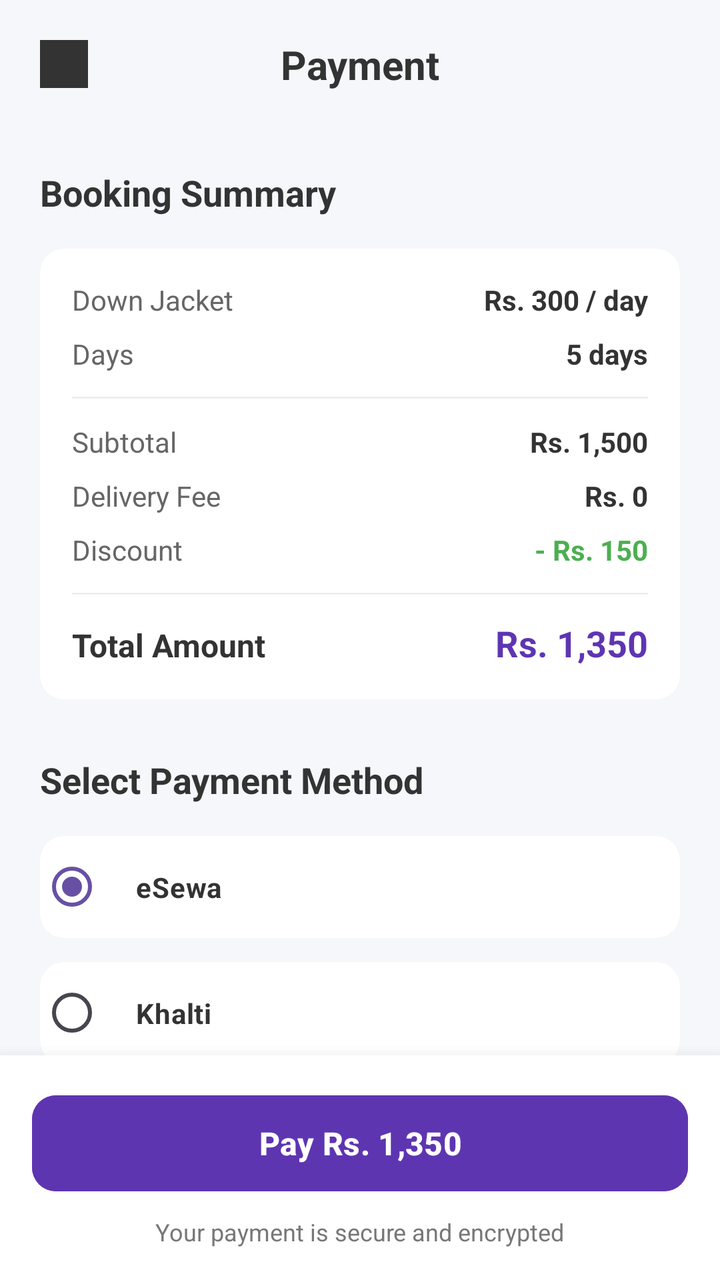
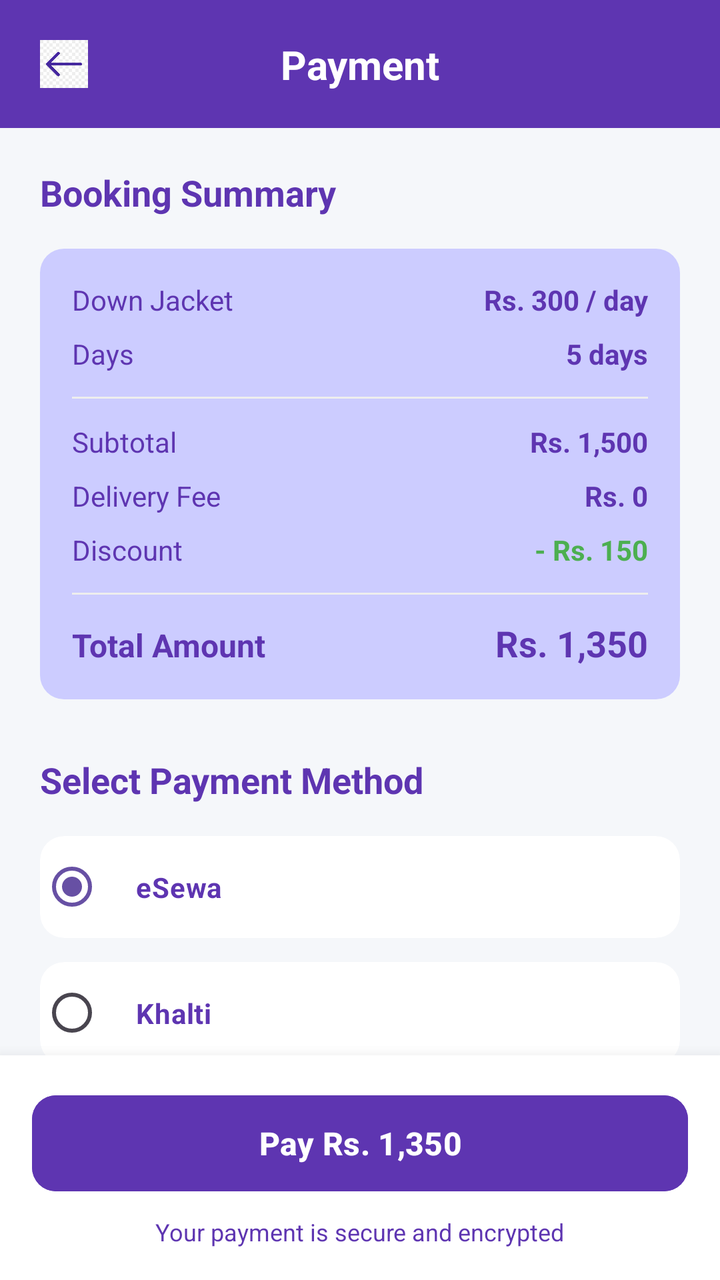

The first picture is an Android layout as it rendered before a commit; the second is the same layout after the commit. The layout source and the unified diff follow.
<!-- AndroidManifest.xml: application theme Theme.TrekMateNepal -->
<!-- res/layout/activity_payment.xml -->
<?xml version="1.0" encoding="utf-8"?>
<androidx.constraintlayout.widget.ConstraintLayout xmlns:android="http://schemas.android.com/apk/res/android"
    xmlns:app="http://schemas.android.com/apk/res-auto"
    xmlns:tools="http://schemas.android.com/tools"
    android:layout_width="match_parent"
    android:layout_height="match_parent"
    android:background="#F5F7FA">

    
    <androidx.constraintlayout.widget.ConstraintLayout
        android:id="@+id/headerLayout"
        android:layout_width="match_parent"
        android:layout_height="wrap_content"
        android:padding="16dp"
        app:layout_constraintTop_toTopOf="parent">

        <ImageView
            android:id="@+id/btnBack"
            android:layout_width="32dp"
            android:layout_height="32dp"
            android:padding="4dp"
            android:src="@drawable/ic_back"
            app:layout_constraintBottom_toBottomOf="parent"
            app:layout_constraintStart_toStartOf="parent"
            app:layout_constraintTop_toTopOf="parent"
            app:tint="#333333" />

        <TextView
            android:layout_width="wrap_content"
            android:layout_height="wrap_content"
            android:text="Payment"
            android:textColor="#333333"
            android:textSize="20sp"
            android:textStyle="bold"
            app:layout_constraintBottom_toBottomOf="parent"
            app:layout_constraintEnd_toEndOf="parent"
            app:layout_constraintStart_toStartOf="parent"
            app:layout_constraintTop_toTopOf="parent" />

    </androidx.constraintlayout.widget.ConstraintLayout>

    <androidx.core.widget.NestedScrollView
        android:layout_width="match_parent"
        android:layout_height="0dp"
        android:fillViewport="true"
        app:layout_constraintBottom_toTopOf="@id/bottomLayout"
        app:layout_constraintTop_toBottomOf="@id/headerLayout">

        <LinearLayout
            android:layout_width="match_parent"
            android:layout_height="wrap_content"
            android:orientation="vertical"
            android:padding="20dp">

            
            <TextView
                android:layout_width="wrap_content"
                android:layout_height="wrap_content"
                android:text="Booking Summary"
                android:textColor="#333333"
                android:textSize="18sp"
                android:textStyle="bold" />

            <androidx.cardview.widget.CardView
                android:layout_width="match_parent"
                android:layout_height="wrap_content"
                android:layout_marginTop="16dp"
                app:cardCornerRadius="12dp"
                app:cardElevation="0dp">

                <LinearLayout
                    android:layout_width="match_parent"
                    android:layout_height="wrap_content"
                    android:orientation="vertical"
                    android:padding="16dp">

                    <LinearLayout
                        android:layout_width="match_parent"
                        android:layout_height="wrap_content"
                        android:orientation="horizontal">
                        <TextView
                            android:layout_width="0dp"
                            android:layout_height="wrap_content"
                            android:layout_weight="1"
                            android:text="Down Jacket"
                            android:textColor="#666666" />
                        <TextView
                            android:layout_width="wrap_content"
                            android:layout_height="wrap_content"
                            android:text="Rs. 300 / day"
                            android:textColor="#333333"
                            android:textStyle="bold" />
                    </LinearLayout>

                    <LinearLayout
                        android:layout_width="match_parent"
                        android:layout_height="wrap_content"
                        android:layout_marginTop="8dp"
                        android:orientation="horizontal">
                        <TextView
                            android:layout_width="0dp"
                            android:layout_height="wrap_content"
                            android:layout_weight="1"
                            android:text="Days"
                            android:textColor="#666666" />
                        <TextView
                            android:layout_width="wrap_content"
                            android:layout_height="wrap_content"
                            android:text="5 days"
                            android:textColor="#333333"
                            android:textStyle="bold" />
                    </LinearLayout>

                    <View
                        android:layout_width="match_parent"
                        android:layout_height="1dp"
                        android:layout_marginVertical="12dp"
                        android:background="#EEEEEE" />

                    <LinearLayout
                        android:layout_width="match_parent"
                        android:layout_height="wrap_content"
                        android:orientation="horizontal">
                        <TextView
                            android:layout_width="0dp"
                            android:layout_height="wrap_content"
                            android:layout_weight="1"
                            android:text="Subtotal"
                            android:textColor="#666666" />
                        <TextView
                            android:layout_width="wrap_content"
                            android:layout_height="wrap_content"
                            android:text="Rs. 1,500"
                            android:textColor="#333333"
                            android:textStyle="bold" />
                    </LinearLayout>

                    <LinearLayout
                        android:layout_width="match_parent"
                        android:layout_height="wrap_content"
                        android:layout_marginTop="8dp"
                        android:orientation="horizontal">
                        <TextView
                            android:layout_width="0dp"
                            android:layout_height="wrap_content"
                            android:layout_weight="1"
                            android:text="Delivery Fee"
                            android:textColor="#666666" />
                        <TextView
                            android:layout_width="wrap_content"
                            android:layout_height="wrap_content"
                            android:text="Rs. 0"
                            android:textColor="#333333"
                            android:textStyle="bold" />
                    </LinearLayout>

                    <LinearLayout
                        android:layout_width="match_parent"
                        android:layout_height="wrap_content"
                        android:layout_marginTop="8dp"
                        android:orientation="horizontal">
                        <TextView
                            android:layout_width="0dp"
                            android:layout_height="wrap_content"
                            android:layout_weight="1"
                            android:text="Discount"
                            android:textColor="#666666" />
                        <TextView
                            android:layout_width="wrap_content"
                            android:layout_height="wrap_content"
                            android:text="- Rs. 150"
                            android:textColor="#4CAF50"
                            android:textStyle="bold" />
                    </LinearLayout>

                    <View
                        android:layout_width="match_parent"
                        android:layout_height="1dp"
                        android:layout_marginVertical="12dp"
                        android:background="#EEEEEE" />

                    <LinearLayout
                        android:layout_width="match_parent"
                        android:layout_height="wrap_content"
                        android:orientation="horizontal">
                        <TextView
                            android:layout_width="0dp"
                            android:layout_height="wrap_content"
                            android:layout_weight="1"
                            android:text="Total Amount"
                            android:textColor="#333333"
                            android:textSize="16sp"
                            android:textStyle="bold" />
                        <TextView
                            android:layout_width="wrap_content"
                            android:layout_height="wrap_content"
                            android:text="Rs. 1,350"
                            android:textColor="#5E35B1"
                            android:textSize="18sp"
                            android:textStyle="bold" />
                    </LinearLayout>

                </LinearLayout>

            </androidx.cardview.widget.CardView>

            
            <TextView
                android:layout_width="wrap_content"
                android:layout_height="wrap_content"
                android:layout_marginTop="28dp"
                android:text="Select Payment Method"
                android:textColor="#333333"
                android:textSize="18sp"
                android:textStyle="bold" />

            <RadioGroup
                android:id="@+id/radioGroupPayment"
                android:layout_width="match_parent"
                android:layout_height="wrap_content"
                android:layout_marginTop="16dp">

                
                <androidx.cardview.widget.CardView
                    android:layout_width="match_parent"
                    android:layout_height="wrap_content"
                    android:layout_marginBottom="12dp"
                    app:cardCornerRadius="12dp"
                    app:cardElevation="0dp">
                    <RadioButton
                        android:id="@+id/radioEsewa"
                        android:layout_width="match_parent"
                        android:layout_height="wrap_content"
                        android:padding="16dp"
                        android:checked="true"
                        android:buttonTint="#5E35B1"
                        android:text="eSewa"
                        android:textColor="#333333"
                        android:textStyle="bold" />
                </androidx.cardview.widget.CardView>

                
                <androidx.cardview.widget.CardView
                    android:layout_width="match_parent"
                    android:layout_height="wrap_content"
                    android:layout_marginBottom="12dp"
                    app:cardCornerRadius="12dp"
                    app:cardElevation="0dp">
                    <RadioButton
                        android:id="@+id/radioKhalti"
                        android:layout_width="match_parent"
                        android:layout_height="wrap_content"
                        android:padding="16dp"
                        android:buttonTint="#5E35B1"
                        android:text="Khalti"
                        android:textColor="#333333"
                        android:textStyle="bold" />
                </androidx.cardview.widget.CardView>

                
                <androidx.cardview.widget.CardView
                    android:layout_width="match_parent"
                    android:layout_height="wrap_content"
                    android:layout_marginBottom="12dp"
                    app:cardCornerRadius="12dp"
                    app:cardElevation="0dp">
                    <RadioButton
                        android:id="@+id/radioCard"
                        android:layout_width="match_parent"
                        android:layout_height="wrap_content"
                        android:padding="16dp"
                        android:buttonTint="#5E35B1"
                        android:text="Card (Visa, MasterCard)"
                        android:textColor="#333333"
                        android:textStyle="bold" />
                </androidx.cardview.widget.CardView>

                
                <androidx.cardview.widget.CardView
                    android:layout_width="match_parent"
                    android:layout_height="wrap_content"
                    android:layout_marginBottom="12dp"
                    app:cardCornerRadius="12dp"
                    app:cardElevation="0dp">
                    <RadioButton
                        android:id="@+id/radioCod"
                        android:layout_width="match_parent"
                        android:layout_height="wrap_content"
                        android:padding="16dp"
                        android:buttonTint="#5E35B1"
                        android:text="Cash on Delivery"
                        android:textColor="#333333"
                        android:textStyle="bold" />
                </androidx.cardview.widget.CardView>

            </RadioGroup>

        </LinearLayout>
    </androidx.core.widget.NestedScrollView>

    <LinearLayout
        android:id="@+id/bottomLayout"
        android:layout_width="match_parent"
        android:layout_height="wrap_content"
        android:background="#FFFFFF"
        android:elevation="12dp"
        android:orientation="vertical"
        android:padding="16dp"
        app:layout_constraintBottom_toBottomOf="parent">

        <Button
            android:id="@+id/btnPay"
            android:layout_width="match_parent"
            android:layout_height="56dp"
            android:backgroundTint="#5E35B1"
            android:text="Pay Rs. 1,350"
            android:textAllCaps="false"
            android:textColor="#FFFFFF"
            android:textSize="16sp"
            android:textStyle="bold"
            app:cornerRadius="12dp" />

        <TextView
            android:layout_width="wrap_content"
            android:layout_height="wrap_content"
            android:layout_gravity="center"
            android:layout_marginTop="8dp"
            android:text="Your payment is secure and encrypted"
            android:textColor="#777777"
            android:textSize="12sp" />
    </LinearLayout>

</androidx.constraintlayout.widget.ConstraintLayout>
<!-- resources referenced by this layout -->
<resources>
  <!-- drawable ic_back: jpg bitmap (drawable, 5060 bytes) -->
  <style name="Theme.TrekMateNepal" parent="Base.Theme.TrekMateNepal" />
  <style name="Base.Theme.TrekMateNepal" parent="Theme.Material3.DayNight.NoActionBar">
          
          
      </style>
</resources>

<!-- the commit's change to res/layout/activity_payment.xml (unified diff, before → after) -->
@@ -11,6 +11,7 @@
         android:id="@+id/headerLayout"
         android:layout_width="match_parent"
         android:layout_height="wrap_content"
+        android:background="@color/purple_primary"
         android:padding="16dp"
         app:layout_constraintTop_toTopOf="parent">
 
@@ -23,13 +24,13 @@
             app:layout_constraintBottom_toBottomOf="parent"
             app:layout_constraintStart_toStartOf="parent"
             app:layout_constraintTop_toTopOf="parent"
-            app:tint="#333333" />
+             />
 
         <TextView
             android:layout_width="wrap_content"
             android:layout_height="wrap_content"
             android:text="Payment"
-            android:textColor="#333333"
+            android:textColor="@color/white"
             android:textSize="20sp"
             android:textStyle="bold"
             app:layout_constraintBottom_toBottomOf="parent"
@@ -57,7 +58,7 @@
                 android:layout_width="wrap_content"
                 android:layout_height="wrap_content"
                 android:text="Booking Summary"
-                android:textColor="#333333"
+                android:textColor="@color/purple_primary"
                 android:textSize="18sp"
                 android:textStyle="bold" />
 
@@ -72,6 +73,7 @@
                     android:layout_width="match_parent"
                     android:layout_height="wrap_content"
                     android:orientation="vertical"
+                    android:background="@color/lightpurple"
                     android:padding="16dp">
 
                     <LinearLayout
@@ -83,12 +85,12 @@
                             android:layout_height="wrap_content"
                             android:layout_weight="1"
                             android:text="Down Jacket"
-                            android:textColor="#666666" />
+                            android:textColor="@color/purple_primary" />
                         <TextView
                             android:layout_width="wrap_content"
                             android:layout_height="wrap_content"
                             android:text="Rs. 300 / day"
-                            android:textColor="#333333"
+                            android:textColor="@color/purple_primary"
                             android:textStyle="bold" />
                     </LinearLayout>
 
@@ -102,12 +104,12 @@
                             android:layout_height="wrap_content"
                             android:layout_weight="1"
                             android:text="Days"
-                            android:textColor="#666666" />
+                            android:textColor="@color/purple_primary" />
                         <TextView
                             android:layout_width="wrap_content"
                             android:layout_height="wrap_content"
                             android:text="5 days"
-                            android:textColor="#333333"
+                            android:textColor="@color/purple_primary"
                             android:textStyle="bold" />
                     </LinearLayout>
 
@@ -126,12 +128,12 @@
                             android:layout_height="wrap_content"
                             android:layout_weight="1"
                             android:text="Subtotal"
-                            android:textColor="#666666" />
+                            android:textColor="@color/purple_primary" />
                         <TextView
                             android:layout_width="wrap_content"
                             android:layout_height="wrap_content"
                             android:text="Rs. 1,500"
-                            android:textColor="#333333"
+                            android:textColor="@color/purple_primary"
                             android:textStyle="bold" />
                     </LinearLayout>
 
@@ -145,12 +147,12 @@
                             android:layout_height="wrap_content"
                             android:layout_weight="1"
                             android:text="Delivery Fee"
-                            android:textColor="#666666" />
+                            android:textColor="@color/purple_primary" />
                         <TextView
                             android:layout_width="wrap_content"
                             android:layout_height="wrap_content"
                             android:text="Rs. 0"
-                            android:textColor="#333333"
+                            android:textColor="@color/purple_primary"
                             android:textStyle="bold" />
                     </LinearLayout>
 
@@ -164,7 +166,7 @@
                             android:layout_height="wrap_content"
                             android:layout_weight="1"
                             android:text="Discount"
-                            android:textColor="#666666" />
+                            android:textColor="@color/purple_primary" />
                         <TextView
                             android:layout_width="wrap_content"
                             android:layout_height="wrap_content"
@@ -188,14 +190,14 @@
                             android:layout_height="wrap_content"
                             android:layout_weight="1"
                             android:text="Total Amount"
-                            android:textColor="#333333"
+                            android:textColor="@color/purple_primary"
                             android:textSize="16sp"
                             android:textStyle="bold" />
                         <TextView
                             android:layout_width="wrap_content"
                             android:layout_height="wrap_content"
                             android:text="Rs. 1,350"
-                            android:textColor="#5E35B1"
+                            android:textColor="@color/purple_primary"
                             android:textSize="18sp"
                             android:textStyle="bold" />
                     </LinearLayout>
@@ -210,7 +212,7 @@
                 android:layout_height="wrap_content"
                 android:layout_marginTop="28dp"
                 android:text="Select Payment Method"
-                android:textColor="#333333"
+                android:textColor="@color/purple_primary"
                 android:textSize="18sp"
                 android:textStyle="bold" />
 
@@ -235,7 +237,7 @@
                         android:checked="true"
                         android:buttonTint="#5E35B1"
                         android:text="eSewa"
-                        android:textColor="#333333"
+                        android:textColor="@color/purple_primary"
                         android:textStyle="bold" />
                 </androidx.cardview.widget.CardView>
 
@@ -253,7 +255,7 @@
                         android:padding="16dp"
                         android:buttonTint="#5E35B1"
                         android:text="Khalti"
-                        android:textColor="#333333"
+                        android:textColor="@color/purple_primary"
                         android:textStyle="bold" />
                 </androidx.cardview.widget.CardView>
 
@@ -271,7 +273,7 @@
                         android:padding="16dp"
                         android:buttonTint="#5E35B1"
                         android:text="Card (Visa, MasterCard)"
-                        android:textColor="#333333"
+                        android:textColor="@color/purple_primary"
                         android:textStyle="bold" />
                 </androidx.cardview.widget.CardView>
 
@@ -289,7 +291,7 @@
                         android:padding="16dp"
                         android:buttonTint="#5E35B1"
                         android:text="Cash on Delivery"
-                        android:textColor="#333333"
+                        android:textColor="@color/purple_primary"
                         android:textStyle="bold" />
                 </androidx.cardview.widget.CardView>
 
@@ -326,7 +328,7 @@
             android:layout_gravity="center"
             android:layout_marginTop="8dp"
             android:text="Your payment is secure and encrypted"
-            android:textColor="#777777"
+            android:textColor="@color/purple_primary"
             android:textSize="12sp" />
     </LinearLayout>
 
<!-- resource entries referenced after the edit -->
@@ -1,5 +1,8 @@
 <!-- resources referenced by this layout -->
 <resources>
+  <color name="lightpurple">#CCCCFF</color>
+  <color name="purple_primary">#5E35B1</color>
+  <color name="white">#FFFFFFFF</color>
   <!-- drawable ic_back: jpg bitmap (drawable, 5060 bytes) -->
   <style name="Theme.TrekMateNepal" parent="Base.Theme.TrekMateNepal" />
   <style name="Base.Theme.TrekMateNepal" parent="Theme.Material3.DayNight.NoActionBar">
